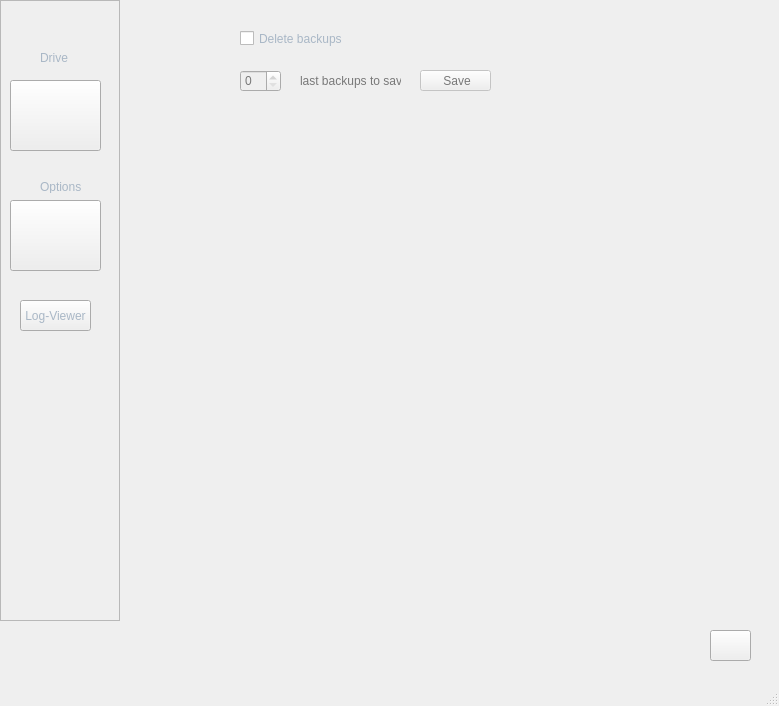
Above: UI/options_ui.ui from shockz-offsec/DriveMyFiles before the change. Below: the same form after it.
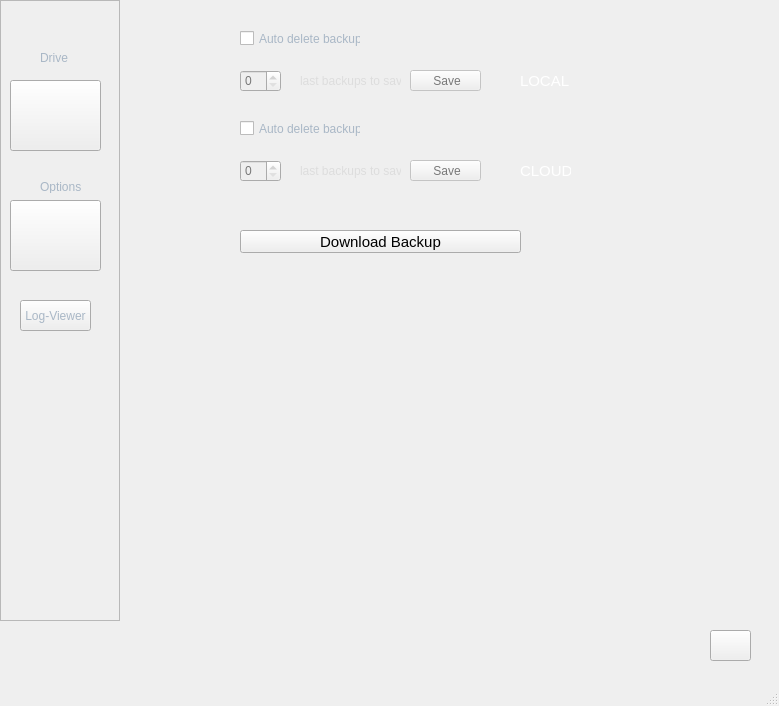
That is the form after the change. Icons and pictures are not drawn.

Commit message: Added delete_backups for cloud, Implemented save method for both "delete_backups", ,Created Download_Backup Dialog, Implemented view to download backups, Created method to download backups, Created method to get backups name, Created method to delete backups

The edit to the form file:
```diff
--- a/UI/options_ui.ui
+++ b/UI/options_ui.ui
@@ -289,7 +289,7 @@
      <rect>
       <x>240</x>
       <y>30</y>
-      <width>111</width>
+      <width>121</width>
       <height>17</height>
      </rect>
     </property>
@@ -334,7 +334,7 @@
      <set>Qt::ImhNone</set>
     </property>
     <property name="text">
-     <string>Delete backups</string>
+     <string>Auto delete backups</string>
     </property>
     <property name="checked">
      <bool>false</bool>
@@ -441,27 +441,144 @@
        <colorrole role="WindowText">
         <brush brushstyle="SolidPattern">
          <color alpha="255">
-          <red>169</red>
-          <green>183</green>
-          <blue>198</blue>
+          <red>255</red>
+          <green>255</green>
+          <blue>255</blue>
+         </color>
+        </brush>
+       </colorrole>
+       <colorrole role="Button">
+        <brush brushstyle="SolidPattern">
+         <color alpha="255">
+          <red>255</red>
+          <green>255</green>
+          <blue>255</blue>
+         </color>
+        </brush>
+       </colorrole>
+       <colorrole role="Light">
+        <brush brushstyle="SolidPattern">
+         <color alpha="255">
+          <red>255</red>
+          <green>255</green>
+          <blue>255</blue>
+         </color>
+        </brush>
+       </colorrole>
+       <colorrole role="Midlight">
+        <brush brushstyle="SolidPattern">
+         <color alpha="255">
+          <red>255</red>
+          <green>255</green>
+          <blue>255</blue>
+         </color>
+        </brush>
+       </colorrole>
+       <colorrole role="Dark">
+        <brush brushstyle="SolidPattern">
+         <color alpha="255">
+          <red>221</red>
+          <green>221</green>
+          <blue>221</blue>
+         </color>
+        </brush>
+       </colorrole>
+       <colorrole role="Mid">
+        <brush brushstyle="SolidPattern">
+         <color alpha="255">
+          <red>227</red>
+          <green>227</green>
+          <blue>227</blue>
          </color>
         </brush>
        </colorrole>
        <colorrole role="Text">
         <brush brushstyle="SolidPattern">
          <color alpha="255">
-          <red>169</red>
-          <green>183</green>
-          <blue>198</blue>
+          <red>255</red>
+          <green>255</green>
+          <blue>255</blue>
+         </color>
+        </brush>
+       </colorrole>
+       <colorrole role="BrightText">
+        <brush brushstyle="SolidPattern">
+         <color alpha="255">
+          <red>255</red>
+          <green>255</green>
+          <blue>255</blue>
          </color>
         </brush>
        </colorrole>
        <colorrole role="ButtonText">
         <brush brushstyle="SolidPattern">
          <color alpha="255">
-          <red>169</red>
-          <green>183</green>
-          <blue>198</blue>
+          <red>0</red>
+          <green>0</green>
+          <blue>0</blue>
+         </color>
+        </brush>
+       </colorrole>
+       <colorrole role="Base">
+        <brush brushstyle="SolidPattern">
+         <color alpha="255">
+          <red>255</red>
+          <green>255</green>
+          <blue>255</blue>
+         </color>
+        </brush>
+       </colorrole>
+       <colorrole role="Window">
+        <brush brushstyle="SolidPattern">
+         <color alpha="255">
+          <red>255</red>
+          <green>255</green>
+          <blue>255</blue>
+         </color>
+        </brush>
+       </colorrole>
+       <colorrole role="Shadow">
+        <brush brushstyle="SolidPattern">
+         <color alpha="255">
+          <red>0</red>
+          <green>0</green>
+          <blue>0</blue>
+         </color>
+        </brush>
+       </colorrole>
+       <colorrole role="AlternateBase">
+        <brush brushstyle="SolidPattern">
+         <color alpha="255">
+          <red>255</red>
+          <green>255</green>
+          <blue>255</blue>
+         </color>
+        </brush>
+       </colorrole>
+       <colorrole role="ToolTipBase">
+        <brush brushstyle="SolidPattern">
+         <color alpha="255">
+          <red>255</red>
+          <green>255</green>
+          <blue>220</blue>
+         </color>
+        </brush>
+       </colorrole>
+       <colorrole role="ToolTipText">
+        <brush brushstyle="SolidPattern">
+         <color alpha="255">
+          <red>0</red>
+          <green>0</green>
+          <blue>0</blue>
+         </color>
+        </brush>
+       </colorrole>
+       <colorrole role="PlaceholderText">
+        <brush brushstyle="SolidPattern">
+         <color alpha="128">
+          <red>0</red>
+          <green>0</green>
+          <blue>0</blue>
          </color>
         </brush>
        </colorrole>
@@ -470,27 +587,144 @@
        <colorrole role="WindowText">
         <brush brushstyle="SolidPattern">
          <color alpha="255">
-          <red>169</red>
-          <green>183</green>
-          <blue>198</blue>
+          <red>255</red>
+          <green>255</green>
+          <blue>255</blue>
+         </color>
+        </brush>
+       </colorrole>
+       <colorrole role="Button">
+        <brush brushstyle="SolidPattern">
+         <color alpha="255">
+          <red>255</red>
+          <green>255</green>
+          <blue>255</blue>
+         </color>
+        </brush>
+       </colorrole>
+       <colorrole role="Light">
+        <brush brushstyle="SolidPattern">
+         <color alpha="255">
+          <red>255</red>
+          <green>255</green>
+          <blue>255</blue>
+         </color>
+        </brush>
+       </colorrole>
+       <colorrole role="Midlight">
+        <brush brushstyle="SolidPattern">
+         <color alpha="255">
+          <red>255</red>
+          <green>255</green>
+          <blue>255</blue>
+         </color>
+        </brush>
+       </colorrole>
+       <colorrole role="Dark">
+        <brush brushstyle="SolidPattern">
+         <color alpha="255">
+          <red>221</red>
+          <green>221</green>
+          <blue>221</blue>
+         </color>
+        </brush>
+       </colorrole>
+       <colorrole role="Mid">
+        <brush brushstyle="SolidPattern">
+         <color alpha="255">
+          <red>227</red>
+          <green>227</green>
+          <blue>227</blue>
          </color>
         </brush>
        </colorrole>
        <colorrole role="Text">
         <brush brushstyle="SolidPattern">
          <color alpha="255">
-          <red>169</red>
-          <green>183</green>
-          <blue>198</blue>
+          <red>255</red>
+          <green>255</green>
+          <blue>255</blue>
+         </color>
+        </brush>
+       </colorrole>
+       <colorrole role="BrightText">
+        <brush brushstyle="SolidPattern">
+         <color alpha="255">
+          <red>255</red>
+          <green>255</green>
+          <blue>255</blue>
          </color>
         </brush>
        </colorrole>
        <colorrole role="ButtonText">
         <brush brushstyle="SolidPattern">
          <color alpha="255">
-          <red>169</red>
-          <green>183</green>
-          <blue>198</blue>
+          <red>0</red>
+          <green>0</green>
+          <blue>0</blue>
+         </color>
+        </brush>
+       </colorrole>
+       <colorrole role="Base">
+        <brush brushstyle="SolidPattern">
+         <color alpha="255">
+          <red>255</red>
+          <green>255</green>
+          <blue>255</blue>
+         </color>
+        </brush>
+       </colorrole>
+       <colorrole role="Window">
+        <brush brushstyle="SolidPattern">
+         <color alpha="255">
+          <red>255</red>
+          <green>255</green>
+          <blue>255</blue>
+         </color>
+        </brush>
+       </colorrole>
+       <colorrole role="Shadow">
+        <brush brushstyle="SolidPattern">
+         <color alpha="255">
+          <red>0</red>
+          <green>0</green>
+          <blue>0</blue>
+         </color>
+        </brush>
+       </colorrole>
+       <colorrole role="AlternateBase">
+        <brush brushstyle="SolidPattern">
+         <color alpha="255">
+          <red>255</red>
+          <green>255</green>
+          <blue>255</blue>
+         </color>
+        </brush>
+       </colorrole>
+       <colorrole role="ToolTipBase">
+        <brush brushstyle="SolidPattern">
+         <color alpha="255">
+          <red>255</red>
+          <green>255</green>
+          <blue>220</blue>
+         </color>
+        </brush>
+       </colorrole>
+       <colorrole role="ToolTipText">
+        <brush brushstyle="SolidPattern">
+         <color alpha="255">
+          <red>0</red>
+          <green>0</green>
+          <blue>0</blue>
+         </color>
+        </brush>
+       </colorrole>
+       <colorrole role="PlaceholderText">
+        <brush brushstyle="SolidPattern">
+         <color alpha="128">
+          <red>0</red>
+          <green>0</green>
+          <blue>0</blue>
          </color>
         </brush>
        </colorrole>
@@ -499,27 +733,144 @@
        <colorrole role="WindowText">
         <brush brushstyle="SolidPattern">
          <color alpha="255">
-          <red>120</red>
-          <green>120</green>
-          <blue>120</blue>
+          <red>221</red>
+          <green>221</green>
+          <blue>221</blue>
+         </color>
+        </brush>
+       </colorrole>
+       <colorrole role="Button">
+        <brush brushstyle="SolidPattern">
+         <color alpha="255">
+          <red>255</red>
+          <green>255</green>
+          <blue>255</blue>
+         </color>
+        </brush>
+       </colorrole>
+       <colorrole role="Light">
+        <brush brushstyle="SolidPattern">
+         <color alpha="255">
+          <red>255</red>
+          <green>255</green>
+          <blue>255</blue>
+         </color>
+        </brush>
+       </colorrole>
+       <colorrole role="Midlight">
+        <brush brushstyle="SolidPattern">
+         <color alpha="255">
+          <red>255</red>
+          <green>255</green>
+          <blue>255</blue>
+         </color>
+        </brush>
+       </colorrole>
+       <colorrole role="Dark">
+        <brush brushstyle="SolidPattern">
+         <color alpha="255">
+          <red>221</red>
+          <green>221</green>
+          <blue>221</blue>
+         </color>
+        </brush>
+       </colorrole>
+       <colorrole role="Mid">
+        <brush brushstyle="SolidPattern">
+         <color alpha="255">
+          <red>227</red>
+          <green>227</green>
+          <blue>227</blue>
          </color>
         </brush>
        </colorrole>
        <colorrole role="Text">
         <brush brushstyle="SolidPattern">
          <color alpha="255">
-          <red>120</red>
-          <green>120</green>
-          <blue>120</blue>
+          <red>221</red>
+          <green>221</green>
+          <blue>221</blue>
+         </color>
+        </brush>
+       </colorrole>
+       <colorrole role="BrightText">
+        <brush brushstyle="SolidPattern">
+         <color alpha="255">
+          <red>255</red>
+          <green>255</green>
+          <blue>255</blue>
          </color>
         </brush>
        </colorrole>
        <colorrole role="ButtonText">
         <brush brushstyle="SolidPattern">
          <color alpha="255">
-          <red>120</red>
-          <green>120</green>
-          <blue>120</blue>
+          <red>221</red>
+          <green>221</green>
+          <blue>221</blue>
+         </color>
+        </brush>
+       </colorrole>
+       <colorrole role="Base">
+        <brush brushstyle="SolidPattern">
+         <color alpha="255">
+          <red>255</red>
+          <green>255</green>
+          <blue>255</blue>
+         </color>
+        </brush>
+       </colorrole>
+       <colorrole role="Window">
+        <brush brushstyle="SolidPattern">
+         <color alpha="255">
+          <red>255</red>
+          <green>255</green>
+          <blue>255</blue>
+         </color>
+        </brush>
+       </colorrole>
+       <colorrole role="Shadow">
+        <brush brushstyle="SolidPattern">
+         <color alpha="255">
+          <red>0</red>
+          <green>0</green>
+          <blue>0</blue>
+         </color>
+        </brush>
+       </colorrole>
+       <colorrole role="AlternateBase">
+        <brush brushstyle="SolidPattern">
+         <color alpha="255">
+          <red>255</red>
+          <green>255</green>
+          <blue>255</blue>
+         </color>
+        </brush>
+       </colorrole>
+       <colorrole role="ToolTipBase">
+        <brush brushstyle="SolidPattern">
+         <color alpha="255">
+          <red>255</red>
+          <green>255</green>
+          <blue>220</blue>
+         </color>
+        </brush>
+       </colorrole>
+       <colorrole role="ToolTipText">
+        <brush brushstyle="SolidPattern">
+         <color alpha="255">
+          <red>0</red>
+          <green>0</green>
+          <blue>0</blue>
+         </color>
+        </brush>
+       </colorrole>
+       <colorrole role="PlaceholderText">
+        <brush brushstyle="SolidPattern">
+         <color alpha="128">
+          <red>0</red>
+          <green>0</green>
+          <blue>0</blue>
          </color>
         </brush>
        </colorrole>
@@ -536,7 +887,7 @@
     </property>
     <property name="geometry">
      <rect>
-      <x>420</x>
+      <x>410</x>
       <y>70</y>
       <width>71</width>
       <height>21</height>
@@ -572,6 +923,15 @@
          </color>
         </brush>
        </colorrole>
+       <colorrole role="PlaceholderText">
+        <brush brushstyle="NoBrush">
+         <color alpha="128">
+          <red>169</red>
+          <green>183</green>
+          <blue>198</blue>
+         </color>
+        </brush>
+       </colorrole>
       </active>
       <inactive>
        <colorrole role="WindowText">
@@ -601,6 +961,15 @@
          </color>
         </brush>
        </colorrole>
+       <colorrole role="PlaceholderText">
+        <brush brushstyle="NoBrush">
+         <color alpha="128">
+          <red>169</red>
+          <green>183</green>
+          <blue>198</blue>
+         </color>
+        </brush>
+       </colorrole>
       </inactive>
       <disabled>
        <colorrole role="WindowText">
@@ -630,6 +999,15 @@
          </color>
         </brush>
        </colorrole>
+       <colorrole role="PlaceholderText">
+        <brush brushstyle="NoBrush">
+         <color alpha="128">
+          <red>169</red>
+          <green>183</green>
+          <blue>198</blue>
+         </color>
+        </brush>
+       </colorrole>
       </disabled>
      </palette>
     </property>
@@ -653,6 +1031,706 @@
      <string/>
     </property>
    </widget>
+   <widget class="QLabel" name="label">
+    <property name="geometry">
+     <rect>
+      <x>520</x>
+      <y>70</y>
+      <width>51</width>
+      <height>21</height>
+     </rect>
+    </property>
+    <property name="palette">
+     <palette>
+      <active>
+       <colorrole role="WindowText">
+        <brush brushstyle="SolidPattern">
+         <color alpha="255">
+          <red>255</red>
+          <green>255</green>
+          <blue>255</blue>
+         </color>
+        </brush>
+       </colorrole>
+       <colorrole role="Text">
+        <brush brushstyle="SolidPattern">
+         <color alpha="255">
+          <red>255</red>
+          <green>255</green>
+          <blue>255</blue>
+         </color>
+        </brush>
+       </colorrole>
+       <colorrole role="PlaceholderText">
+        <brush brushstyle="SolidPattern">
+         <color alpha="128">
+          <red>255</red>
+          <green>255</green>
+          <blue>255</blue>
+         </color>
+        </brush>
+       </colorrole>
+      </active>
+      <inactive>
+       <colorrole role="WindowText">
+        <brush brushstyle="SolidPattern">
+         <color alpha="255">
+          <red>255</red>
+          <green>255</green>
+          <blue>255</blue>
+         </color>
+        </brush>
+       </colorrole>
+       <colorrole role="Text">
+        <brush brushstyle="SolidPattern">
+         <color alpha="255">
+          <red>255</red>
+          <green>255</green>
+          <blue>255</blue>
+         </color>
+        </brush>
+       </colorrole>
+       <colorrole role="PlaceholderText">
+        <brush brushstyle="SolidPattern">
+         <color alpha="128">
+          <red>255</red>
+          <green>255</green>
+          <blue>255</blue>
+         </color>
+        </brush>
+       </colorrole>
+      </inactive>
+      <disabled>
+       <colorrole role="WindowText">
+        <brush brushstyle="SolidPattern">
+         <color alpha="255">
+          <red>120</red>
+          <green>120</green>
+          <blue>120</blue>
+         </color>
+        </brush>
+       </colorrole>
+       <colorrole role="Text">
+        <brush brushstyle="SolidPattern">
+         <color alpha="255">
+          <red>120</red>
+          <green>120</green>
+          <blue>120</blue>
+         </color>
+        </brush>
+       </colorrole>
+       <colorrole role="PlaceholderText">
+        <brush brushstyle="SolidPattern">
+         <color alpha="128">
+          <red>0</red>
+          <green>0</green>
+          <blue>0</blue>
+         </color>
+        </brush>
+       </colorrole>
+      </disabled>
+     </palette>
+    </property>
+    <property name="font">
+     <font>
+      <pointsize>11</pointsize>
+     </font>
+    </property>
+    <property name="text">
+     <string>LOCAL</string>
+    </property>
+   </widget>
+   <widget class="QLabel" name="lb_last_backup_2">
+    <property name="enabled">
+     <bool>false</bool>
+    </property>
+    <property name="geometry">
+     <rect>
+      <x>300</x>
+      <y>160</y>
+      <width>101</width>
+      <height>21</height>
+     </rect>
+    </property>
+    <property name="palette">
+     <palette>
+      <active>
+       <colorrole role="WindowText">
+        <brush brushstyle="SolidPattern">
+         <color alpha="255">
+          <red>169</red>
+          <green>183</green>
+          <blue>198</blue>
+         </color>
+        </brush>
+       </colorrole>
+       <colorrole role="Dark">
+        <brush brushstyle="SolidPattern">
+         <color alpha="255">
+          <red>221</red>
+          <green>221</green>
+          <blue>221</blue>
+         </color>
+        </brush>
+       </colorrole>
+       <colorrole role="Text">
+        <brush brushstyle="SolidPattern">
+         <color alpha="255">
+          <red>169</red>
+          <green>183</green>
+          <blue>198</blue>
+         </color>
+        </brush>
+       </colorrole>
+       <colorrole role="ButtonText">
+        <brush brushstyle="SolidPattern">
+         <color alpha="255">
+          <red>169</red>
+          <green>183</green>
+          <blue>198</blue>
+         </color>
+        </brush>
+       </colorrole>
+       <colorrole role="PlaceholderText">
+        <brush brushstyle="SolidPattern">
+         <color alpha="128">
+          <red>169</red>
+          <green>183</green>
+          <blue>198</blue>
+         </color>
+        </brush>
+       </colorrole>
+      </active>
+      <inactive>
+       <colorrole role="WindowText">
+        <brush brushstyle="SolidPattern">
+         <color alpha="255">
+          <red>169</red>
+          <green>183</green>
+          <blue>198</blue>
+         </color>
+        </brush>
+       </colorrole>
+       <colorrole role="Dark">
+        <brush brushstyle="SolidPattern">
+         <color alpha="255">
+          <red>221</red>
+          <green>221</green>
+          <blue>221</blue>
+         </color>
+        </brush>
+       </colorrole>
+       <colorrole role="Text">
+        <brush brushstyle="SolidPattern">
+         <color alpha="255">
+          <red>169</red>
+          <green>183</green>
+          <blue>198</blue>
+         </color>
+        </brush>
+       </colorrole>
+       <colorrole role="ButtonText">
+        <brush brushstyle="SolidPattern">
+         <color alpha="255">
+          <red>169</red>
+          <green>183</green>
+          <blue>198</blue>
+         </color>
+        </brush>
+       </colorrole>
+       <colorrole role="PlaceholderText">
+        <brush brushstyle="SolidPattern">
+         <color alpha="128">
+          <red>169</red>
+          <green>183</green>
+          <blue>198</blue>
+         </color>
+        </brush>
+       </colorrole>
+      </inactive>
+      <disabled>
+       <colorrole role="WindowText">
+        <brush brushstyle="SolidPattern">
+         <color alpha="255">
+          <red>221</red>
+          <green>221</green>
+          <blue>221</blue>
+         </color>
+        </brush>
+       </colorrole>
+       <colorrole role="Dark">
+        <brush brushstyle="SolidPattern">
+         <color alpha="255">
+          <red>221</red>
+          <green>221</green>
+          <blue>221</blue>
+         </color>
+        </brush>
+       </colorrole>
+       <colorrole role="Text">
+        <brush brushstyle="SolidPattern">
+         <color alpha="255">
+          <red>221</red>
+          <green>221</green>
+          <blue>221</blue>
+         </color>
+        </brush>
+       </colorrole>
+       <colorrole role="ButtonText">
+        <brush brushstyle="SolidPattern">
+         <color alpha="255">
+          <red>221</red>
+          <green>221</green>
+          <blue>221</blue>
+         </color>
+        </brush>
+       </colorrole>
+       <colorrole role="PlaceholderText">
+        <brush brushstyle="SolidPattern">
+         <color alpha="128">
+          <red>221</red>
+          <green>221</green>
+          <blue>221</blue>
+         </color>
+        </brush>
+       </colorrole>
+      </disabled>
+     </palette>
+    </property>
+    <property name="text">
+     <string>last backups to save</string>
+    </property>
+   </widget>
+   <widget class="QPushButton" name="bt_number_backups_cloud">
+    <property name="enabled">
+     <bool>false</bool>
+    </property>
+    <property name="geometry">
+     <rect>
+      <x>410</x>
+      <y>160</y>
+      <width>71</width>
+      <height>21</height>
+     </rect>
+    </property>
+    <property name="palette">
+     <palette>
+      <active>
+       <colorrole role="WindowText">
+        <brush brushstyle="SolidPattern">
+         <color alpha="255">
+          <red>169</red>
+          <green>183</green>
+          <blue>198</blue>
+         </color>
+        </brush>
+       </colorrole>
+       <colorrole role="Text">
+        <brush brushstyle="SolidPattern">
+         <color alpha="255">
+          <red>169</red>
+          <green>183</green>
+          <blue>198</blue>
+         </color>
+        </brush>
+       </colorrole>
+       <colorrole role="ButtonText">
+        <brush brushstyle="SolidPattern">
+         <color alpha="255">
+          <red>169</red>
+          <green>183</green>
+          <blue>198</blue>
+         </color>
+        </brush>
+       </colorrole>
+       <colorrole role="PlaceholderText">
+        <brush brushstyle="NoBrush">
+         <color alpha="128">
+          <red>169</red>
+          <green>183</green>
+          <blue>198</blue>
+         </color>
+        </brush>
+       </colorrole>
+      </active>
+      <inactive>
+       <colorrole role="WindowText">
+        <brush brushstyle="SolidPattern">
+         <color alpha="255">
+          <red>169</red>
+          <green>183</green>
+          <blue>198</blue>
+         </color>
+        </brush>
+       </colorrole>
+       <colorrole role="Text">
+        <brush brushstyle="SolidPattern">
+         <color alpha="255">
+          <red>169</red>
+          <green>183</green>
+          <blue>198</blue>
+         </color>
+        </brush>
+       </colorrole>
+       <colorrole role="ButtonText">
+        <brush brushstyle="SolidPattern">
+         <color alpha="255">
+          <red>169</red>
+          <green>183</green>
+          <blue>198</blue>
+         </color>
+        </brush>
+       </colorrole>
+       <colorrole role="PlaceholderText">
+        <brush brushstyle="NoBrush">
+         <color alpha="128">
+          <red>169</red>
+          <green>183</green>
+          <blue>198</blue>
+         </color>
+        </brush>
+       </colorrole>
+      </inactive>
+      <disabled>
+       <colorrole role="WindowText">
+        <brush brushstyle="SolidPattern">
+         <color alpha="255">
+          <red>120</red>
+          <green>120</green>
+          <blue>120</blue>
+         </color>
+        </brush>
+       </colorrole>
+       <colorrole role="Text">
+        <brush brushstyle="SolidPattern">
+         <color alpha="255">
+          <red>120</red>
+          <green>120</green>
+          <blue>120</blue>
+         </color>
+        </brush>
+       </colorrole>
+       <colorrole role="ButtonText">
+        <brush brushstyle="SolidPattern">
+         <color alpha="255">
+          <red>120</red>
+          <green>120</green>
+          <blue>120</blue>
+         </color>
+        </brush>
+       </colorrole>
+       <colorrole role="PlaceholderText">
+        <brush brushstyle="NoBrush">
+         <color alpha="128">
+          <red>169</red>
+          <green>183</green>
+          <blue>198</blue>
+         </color>
+        </brush>
+       </colorrole>
+      </disabled>
+     </palette>
+    </property>
+    <property name="text">
+     <string> Save</string>
+    </property>
+   </widget>
+   <widget class="QSpinBox" name="sp_number_cloud">
+    <property name="enabled">
+     <bool>false</bool>
+    </property>
+    <property name="geometry">
+     <rect>
+      <x>240</x>
+      <y>160</y>
+      <width>41</width>
+      <height>22</height>
+     </rect>
+    </property>
+    <property name="palette">
+     <palette>
+      <active>
+       <colorrole role="Text">
+        <brush brushstyle="SolidPattern">
+         <color alpha="255">
+          <red>169</red>
+          <green>183</green>
+          <blue>198</blue>
+         </color>
+        </brush>
+       </colorrole>
+       <colorrole role="ButtonText">
+        <brush brushstyle="SolidPattern">
+         <color alpha="255">
+          <red>169</red>
+          <green>183</green>
+          <blue>198</blue>
+         </color>
+        </brush>
+       </colorrole>
+       <colorrole role="PlaceholderText">
+        <brush brushstyle="NoBrush">
+         <color alpha="128">
+          <red>169</red>
+          <green>183</green>
+          <blue>198</blue>
+         </color>
+        </brush>
+       </colorrole>
+      </active>
+      <inactive>
+       <colorrole role="Text">
+        <brush brushstyle="SolidPattern">
+         <color alpha="255">
+          <red>169</red>
+          <green>183</green>
+          <blue>198</blue>
+         </color>
+        </brush>
+       </colorrole>
+       <colorrole role="ButtonText">
+        <brush brushstyle="SolidPattern">
+         <color alpha="255">
+          <red>169</red>
+          <green>183</green>
+          <blue>198</blue>
+         </color>
+        </brush>
+       </colorrole>
+       <colorrole role="PlaceholderText">
+        <brush brushstyle="NoBrush">
+         <color alpha="128">
+          <red>169</red>
+          <green>183</green>
+          <blue>198</blue>
+         </color>
+        </brush>
+       </colorrole>
+      </inactive>
+      <disabled>
+       <colorrole role="Text">
+        <brush brushstyle="SolidPattern">
+         <color alpha="255">
+          <red>120</red>
+          <green>120</green>
+          <blue>120</blue>
+         </color>
+        </brush>
+       </colorrole>
+       <colorrole role="ButtonText">
+        <brush brushstyle="SolidPattern">
+         <color alpha="255">
+          <red>120</red>
+          <green>120</green>
+          <blue>120</blue>
+         </color>
+        </brush>
+       </colorrole>
+       <colorrole role="PlaceholderText">
+        <brush brushstyle="NoBrush">
+         <color alpha="128">
+          <red>169</red>
+          <green>183</green>
+          <blue>198</blue>
+         </color>
+        </brush>
+       </colorrole>
+      </disabled>
+     </palette>
+    </property>
+    <property name="suffix">
+     <string/>
+    </property>
+    <property name="maximum">
+     <number>99</number>
+    </property>
+   </widget>
+   <widget class="QLabel" name="label_4">
+    <property name="geometry">
+     <rect>
+      <x>520</x>
+      <y>160</y>
+      <width>51</width>
+      <height>21</height>
+     </rect>
+    </property>
+    <property name="palette">
+     <palette>
+      <active>
+       <colorrole role="WindowText">
+        <brush brushstyle="SolidPattern">
+         <color alpha="255">
+          <red>255</red>
+          <green>255</green>
+          <blue>255</blue>
+         </color>
+        </brush>
+       </colorrole>
+       <colorrole role="Text">
+        <brush brushstyle="SolidPattern">
+         <color alpha="255">
+          <red>255</red>
+          <green>255</green>
+          <blue>255</blue>
+         </color>
+        </brush>
+       </colorrole>
+       <colorrole role="PlaceholderText">
+        <brush brushstyle="SolidPattern">
+         <color alpha="128">
+          <red>255</red>
+          <green>255</green>
+          <blue>255</blue>
+         </color>
+        </brush>
+       </colorrole>
+      </active>
+      <inactive>
+       <colorrole role="WindowText">
+        <brush brushstyle="SolidPattern">
+         <color alpha="255">
+          <red>255</red>
+          <green>255</green>
+          <blue>255</blue>
+         </color>
+        </brush>
+       </colorrole>
+       <colorrole role="Text">
+        <brush brushstyle="SolidPattern">
+         <color alpha="255">
+          <red>255</red>
+          <green>255</green>
+          <blue>255</blue>
+         </color>
+        </brush>
+       </colorrole>
+       <colorrole role="PlaceholderText">
+        <brush brushstyle="SolidPattern">
+         <color alpha="128">
+          <red>255</red>
+          <green>255</green>
+          <blue>255</blue>
+         </color>
+        </brush>
+       </colorrole>
+      </inactive>
+      <disabled>
+       <colorrole role="WindowText">
+        <brush brushstyle="SolidPattern">
+         <color alpha="255">
+          <red>120</red>
+          <green>120</green>
+          <blue>120</blue>
+         </color>
+        </brush>
+       </colorrole>
+       <colorrole role="Text">
+        <brush brushstyle="SolidPattern">
+         <color alpha="255">
+          <red>120</red>
+          <green>120</green>
+          <blue>120</blue>
+         </color>
+        </brush>
+       </colorrole>
+       <colorrole role="PlaceholderText">
+        <brush brushstyle="SolidPattern">
+         <color alpha="128">
+          <red>0</red>
+          <green>0</green>
+          <blue>0</blue>
+         </color>
+        </brush>
+       </colorrole>
+      </disabled>
+     </palette>
+    </property>
+    <property name="font">
+     <font>
+      <pointsize>11</pointsize>
+     </font>
+    </property>
+    <property name="text">
+     <string>CLOUD</string>
+    </property>
+   </widget>
+   <widget class="QCheckBox" name="chk_delete_cloud">
+    <property name="enabled">
+     <bool>true</bool>
+    </property>
+    <property name="geometry">
+     <rect>
+      <x>240</x>
+      <y>120</y>
+      <width>121</width>
+      <height>17</height>
+     </rect>
+    </property>
+    <property name="palette">
+     <palette>
+      <active>
+       <colorrole role="WindowText">
+        <brush brushstyle="SolidPattern">
+         <color alpha="255">
+          <red>169</red>
+          <green>183</green>
+          <blue>198</blue>
+         </color>
+        </brush>
+       </colorrole>
+      </active>
+      <inactive>
+       <colorrole role="WindowText">
+        <brush brushstyle="SolidPattern">
+         <color alpha="255">
+          <red>169</red>
+          <green>183</green>
+          <blue>198</blue>
+         </color>
+        </brush>
+       </colorrole>
+      </inactive>
+      <disabled>
+       <colorrole role="WindowText">
+        <brush brushstyle="SolidPattern">
+         <color alpha="255">
+          <red>120</red>
+          <green>120</green>
+          <blue>120</blue>
+         </color>
+        </brush>
+       </colorrole>
+      </disabled>
+     </palette>
+    </property>
+    <property name="inputMethodHints">
+     <set>Qt::ImhNone</set>
+    </property>
+    <property name="text">
+     <string>Auto delete backups</string>
+    </property>
+    <property name="checked">
+     <bool>false</bool>
+    </property>
+   </widget>
+   <widget class="QPushButton" name="bt_download">
+    <property name="geometry">
+     <rect>
+      <x>240</x>
+      <y>230</y>
+      <width>281</width>
+      <height>23</height>
+     </rect>
+    </property>
+    <property name="font">
+     <font>
+      <pointsize>11</pointsize>
+     </font>
+    </property>
+    <property name="text">
+     <string>Download Backup</string>
+    </property>
+   </widget>
   </widget>
   <widget class="QMenuBar" name="menubar">
    <property name="geometry">
```
Left out of the diff: 62 changed lines with no effect on the pictures. The commit also changes 6 other files.
